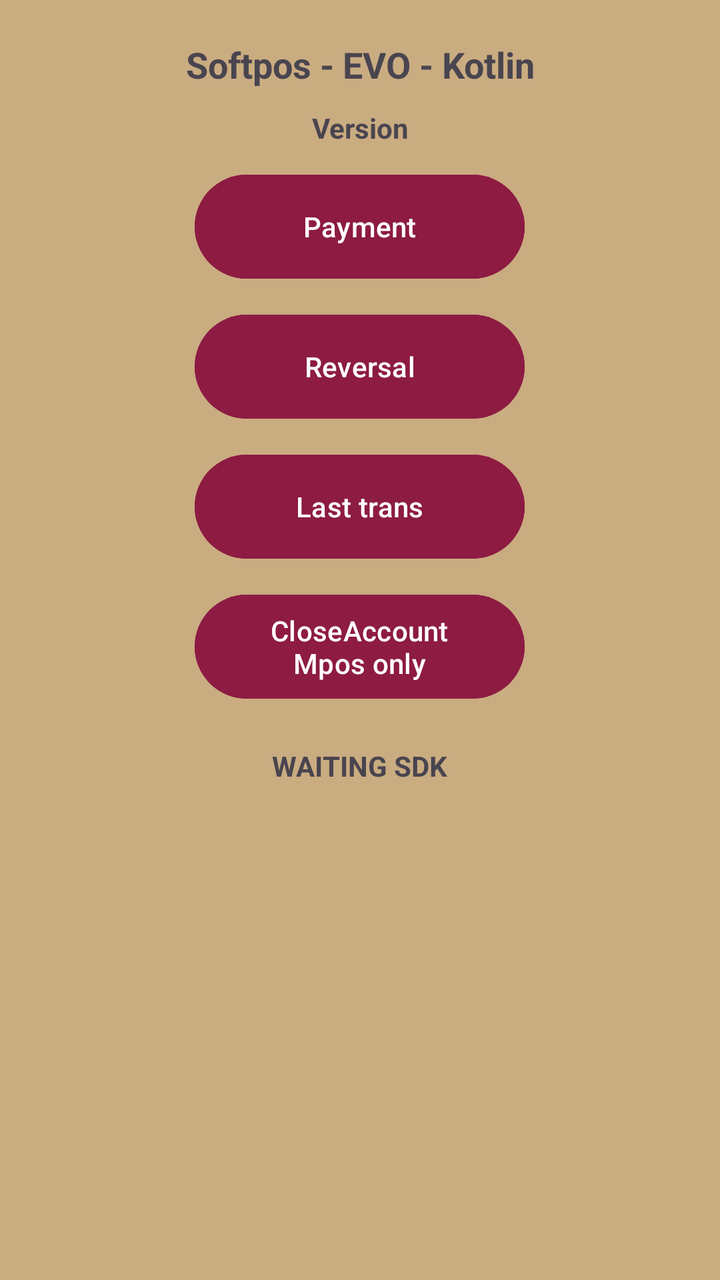
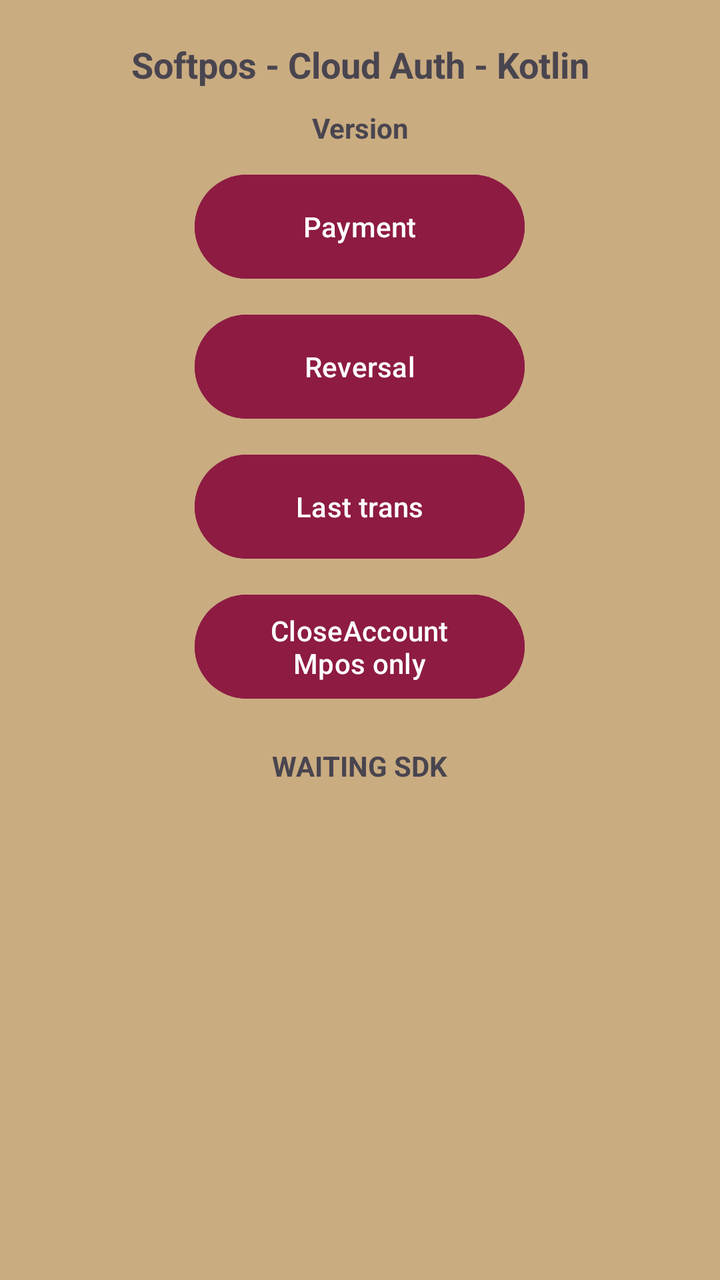

Screens rendered from an Android XML layout before and after an edit, with the pre-edit source and the edit as a unified diff.
<!-- AndroidManifest.xml: application theme Theme.Softposevokotlin01 -->
<!-- res/layout/activity_main.xml -->
<?xml version="1.0" encoding="utf-8"?>
<LinearLayout xmlns:android="http://schemas.android.com/apk/res/android"
    xmlns:app="http://schemas.android.com/apk/res-auto"
    xmlns:tools="http://schemas.android.com/tools"
    android:id="@+id/main"
    android:layout_width="match_parent"
    android:layout_height="match_parent"
    android:background="@color/color_background_activity"
    android:orientation="vertical"
    android:gravity="center_horizontal"
    tools:context=".activities.MainActivity">

    <TextView
        android:id="@+id/textView"
        android:layout_width="match_parent"
        android:layout_height="wrap_content"
        android:layout_marginTop="20dp"
        android:text="Softpos - EVO - Kotlin"
        android:textAlignment="center"
        android:textAppearance="@style/TextAppearance.AppCompat.Medium"
        android:textStyle="bold"
        />

    <TextView
        android:id="@+id/textViewVersionApp"
        android:layout_width="wrap_content"
        android:layout_height="wrap_content"
        android:layout_marginTop="10dp"
        android:layout_gravity="center"
        android:text="Version"
        android:textAlignment="center"
        android:textStyle="bold" />

    <ScrollView
        android:layout_width="match_parent"
        android:layout_height="wrap_content"
        android:layout_gravity="center_horizontal"
        android:layout_marginTop="10dp"
        >

        <LinearLayout
            android:layout_width="match_parent"
            android:layout_height="wrap_content"
            android:orientation="vertical"
            android:gravity="center_horizontal"
            >

            <Button
                android:id="@+id/btnPayment"
                android:layout_width="@dimen/button_width"
                android:layout_height="@dimen/button_height"
                android:backgroundTint="@color/color_background_button"
                android:text="Payment" />

            <Button
                android:id="@+id/btnReversal"
                android:layout_width="@dimen/button_width"
                android:layout_height="@dimen/button_height"
                android:layout_marginTop="10dp"
                android:backgroundTint="@color/color_background_button"
                android:text="Reversal" />

            <Button
                android:id="@+id/btnLastTransaction"
                android:layout_width="@dimen/button_width"
                android:layout_height="@dimen/button_height"

                android:layout_marginTop="10dp"
                android:backgroundTint="@color/color_background_button"
                android:text="Last trans" />


            <Button
                android:id="@+id/btnCloseAccount"
                android:layout_width="@dimen/button_width"
                android:layout_height="@dimen/button_height"
                android:layout_marginTop="10dp"
                android:backgroundTint="@color/color_background_button"
                android:text="CloseAccount Mpos only" />

            <TextView
                android:id="@+id/textViewStatoConnessioneSDK"
                android:layout_width="wrap_content"
                android:layout_height="wrap_content"
                android:layout_marginTop="20dp"
                android:layout_gravity="center"
                android:text="WAITING SDK"
                android:textAlignment="center"
                android:textStyle="bold" />

        </LinearLayout>

    </ScrollView>

</LinearLayout>
<!-- resources referenced by this layout -->
<resources>
  <color name="color_background_activity">#CAAC81</color>
  <color name="color_background_button">#8D1B42</color>
  <dimen name="button_height">60dp</dimen>
  <dimen name="button_width">165dp</dimen>
  <style name="Theme.Softposevokotlin01" parent="Base.Theme.Softposevokotlin01" />
  <style name="Base.Theme.Softposevokotlin01" parent="Theme.Material3.DayNight.NoActionBar">
          
          
      </style>
</resources>

<!-- the commit's change to res/layout/activity_main.xml (unified diff, before → after) -->
@@ -15,7 +15,7 @@
         android:layout_width="match_parent"
         android:layout_height="wrap_content"
         android:layout_marginTop="20dp"
-        android:text="Softpos - EVO - Kotlin"
+        android:text="Softpos - Cloud Auth - Kotlin"
         android:textAlignment="center"
         android:textAppearance="@style/TextAppearance.AppCompat.Medium"
         android:textStyle="bold"
